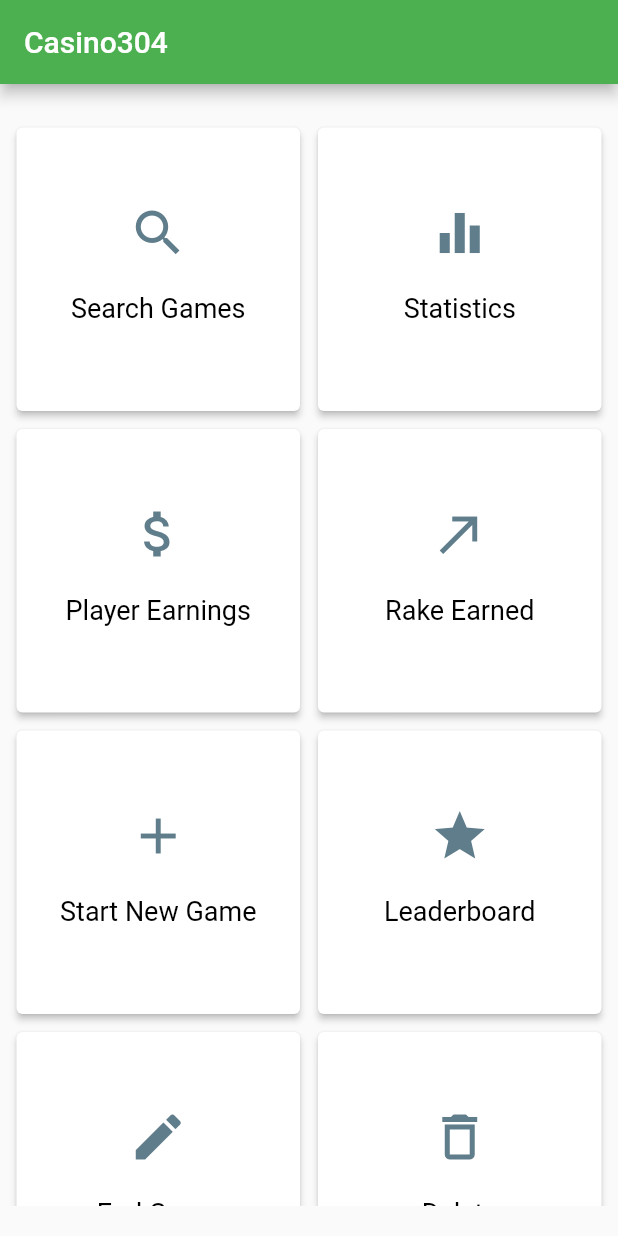
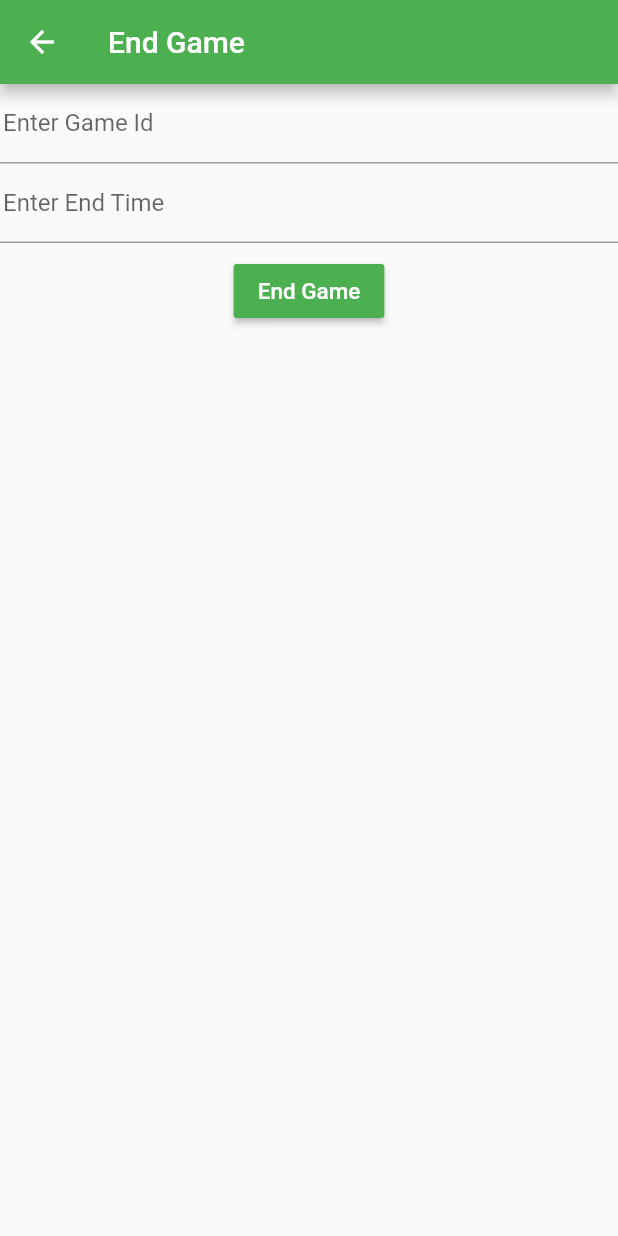
Before and after one commit to iamfauz/Casino304-App, a Flutter app: the screen it shows after launch, after a tap on "End Game", on a phone screen of 412 x 824 dp. Run offline on Flutter 3.47's test engine with Material 2 defaults, Android fonts, the phone set to English and light mode, and no system bars; network calls fail.

Commit message:
Added End Game Functionality

```diff
--- a/casino_304/lib/main.dart
+++ b/casino_304/lib/main.dart
@@ -1,3 +1,4 @@
+import 'package:casino_304/pages/endGamePage.dart';
 import 'package:casino_304/pages/leaderBoardPage.dart';
 import 'package:casino_304/pages/newGamePage.dart';
 import 'package:casino_304/pages/playerEarningsPage.dart';
@@ -88,13 +89,24 @@ class HomePageState extends State<HomePage> {
                   MaterialPageRoute(builder: (context) => StartNewGamePage()),
                 );
               }),
-          DashBoardItem(title: "Leaderboard", icon: Icons.star, onPressed: () {
+          DashBoardItem(
+              title: "Leaderboard",
+              icon: Icons.star,
+              onPressed: () {
                 Navigator.push(
                   context,
                   MaterialPageRoute(builder: (context) => LeaderBoardPage()),
                 );
               }),
-          DashBoardItem(title: "End Game", icon: Icons.edit),
+          DashBoardItem(
+              title: "End Game",
+              icon: Icons.edit,
+              onPressed: () {
+                Navigator.push(
+                  context,
+                  MaterialPageRoute(builder: (context) => EndNewGamePage()),
+                );
+              }),
           DashBoardItem(title: "Delete", icon: Icons.delete_outline)
         ]),
       ),
--- /dev/null
+++ b/casino_304/lib/pages/endGamePage.dart
@@ -0,0 +1,99 @@
+import 'package:flutter/material.dart';
+import 'dart:async';
+import 'dart:convert';
+import 'package:http/http.dart' as http;
+
+class EndNewGamePage extends StatefulWidget {
+  EndNewGamePage({Key key}) : super(key: key);
+
+  @override
+  _EndNewGamePageState createState() => _EndNewGamePageState();
+}
+
+class _EndNewGamePageState extends State<EndNewGamePage> {
+
+  final idController = TextEditingController();
+  final endtimeController = TextEditingController();
+
+  @override
+  Widget build(BuildContext context) {
+    return Scaffold(
+      appBar: AppBar(
+        title: Text('End Game'),
+      ),
+      body: ListView(
+        children: <Widget>[
+          Padding(
+            padding: const EdgeInsets.all(2.0),
+            child: TextField(
+              controller: idController,
+              decoration: InputDecoration(
+                  fillColor: Colors.grey,
+                  border: InputBorder.none,
+                  hintText: 'Enter Game Id '),
+            ),
+          ),
+          Container(
+            width: double.infinity,
+            height: 1.0,
+            color: Colors.grey,
+          ),
+          Padding(
+            padding: const EdgeInsets.all(2.0),
+            child: TextField(
+              controller: endtimeController,
+              decoration: InputDecoration(
+                  border: InputBorder.none, hintText: 'Enter End Time'),
+            ),
+          ),
+          Container(
+            width: double.infinity,
+            height: 1.0,
+            color: Colors.grey,
+          ),
+
+          Padding(
+            padding: const EdgeInsets.all(8.0),
+            child: Center(
+              child: RaisedButton(
+                color: Colors.green,
+                onPressed: () async {
+                  final http.Response response = await http.patch(
+                    'http://10.0.2.2:3000/gameplays/endGame',
+                    headers: <String, String>{
+                      'Content-Type': 'application/json; charset=UTF-8',
+                    },
+                    body: jsonEncode(<String, String>{
+                      'endTime': endtimeController.text,
+                      'gameId': idController.text,
+
+                    }),
+                  );
+
+                  if (response.statusCode == 200) {
+                    showDialog(
+                        context: context,
+                        child: new AlertDialog(
+                          title: new Text("Success"),
+                          content: new Text("Gamed Ended"),
+                        ));
+                  } else {
+                    showDialog(
+                        context: context,
+                        child: new AlertDialog(
+                          title: new Text("Fail!"),
+                          content: new Text("Gamed end fail."),
+                        ));
+                    throw Exception('Failed to end game.');
+                  }
+                },
+                child: const Text('End Game',
+                    style: TextStyle(fontSize: 15, color: Colors.white)),
+              ),
+            ),
+          )
+        ],
+      ),
+    );
+  }
+}
```
